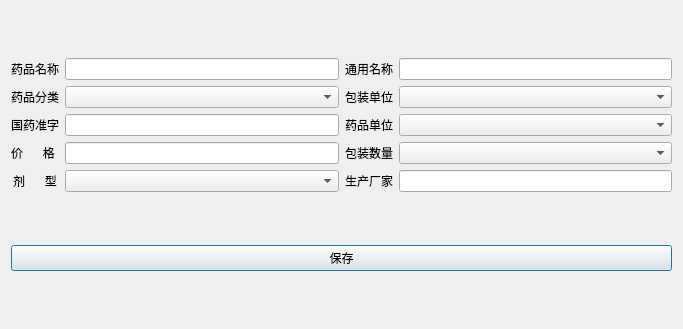
This is ui_app/drug_add.ui in live1089/pharmacy_system as Qt 5 draws it before an edit. The edited form follows.
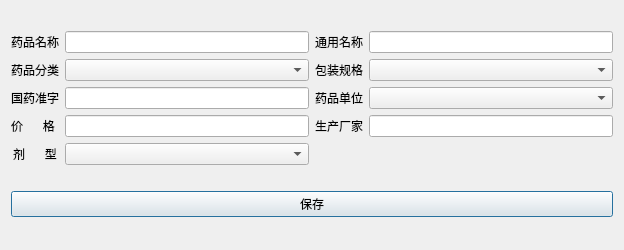
This is the edited form.

Patch:
```diff
--- a/ui_app/drug_add.ui
+++ b/ui_app/drug_add.ui
@@ -6,8 +6,8 @@
    <rect>
     <x>0</x>
     <y>0</y>
-    <width>683</width>
-    <height>329</height>
+    <width>624</width>
+    <height>250</height>
    </rect>
   </property>
   <property name="minimumSize">
@@ -34,7 +34,7 @@
      <item row="1" column="2">
       <widget class="QLabel" name="label_4">
        <property name="text">
-        <string>包装单位</string>
+        <string>包装规格</string>
        </property>
       </widget>
      </item>
@@ -61,13 +61,6 @@
        </property>
       </widget>
      </item>
-     <item row="3" column="2">
-      <widget class="QLabel" name="label_10">
-       <property name="text">
-        <string>包装数量</string>
-       </property>
-      </widget>
-     </item>
      <item row="2" column="0">
       <widget class="QLabel" name="label_3">
        <property name="text">
@@ -105,9 +98,6 @@
      <item row="3" column="1">
       <widget class="QLineEdit" name="price_line_edit"/>
      </item>
-     <item row="3" column="3">
-      <widget class="QComboBox" name="pack_quan_combox"/>
-     </item>
      <item row="4" column="0">
       <widget class="QLabel" name="label_9">
        <property name="text">
@@ -121,14 +111,14 @@
      <item row="4" column="1">
       <widget class="QComboBox" name="dosage_combox"/>
      </item>
-     <item row="4" column="2">
+     <item row="3" column="2">
       <widget class="QLabel" name="label_2">
        <property name="text">
         <string>生产厂家</string>
        </property>
       </widget>
      </item>
-     <item row="4" column="3">
+     <item row="3" column="3">
       <widget class="QLineEdit" name="manufacturer_line_edit"/>
      </item>
     </layout>
```
Left out of the diff: 2 changed lines with no effect on the pictures.
